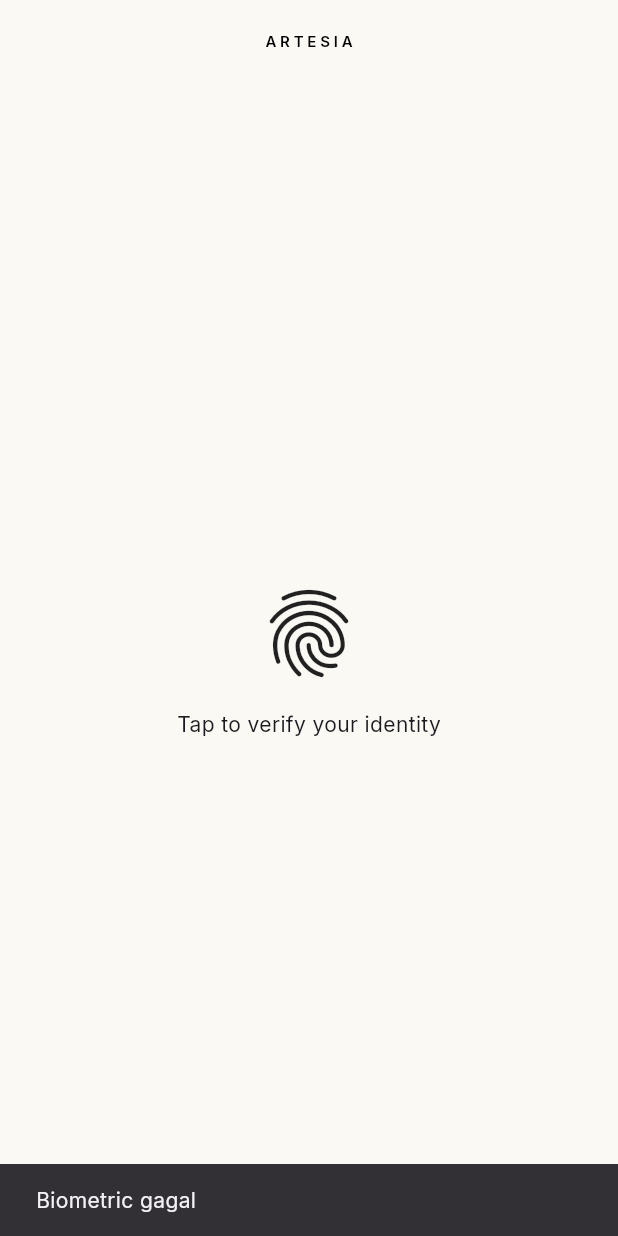
After one commit to jasmineirbah/artesia-aplikasi-art-gallery, a Flutter app: the BiometricPage screen opened directly, after a tap on "Tap to verify your identity", on a phone screen of 412 x 824 dp. The commit adds this screen. Run offline on Flutter 3.47's test engine with Material 3 defaults, Android fonts, the phone set to English and light mode, and no system bars; our stand-ins replace google_fonts, local_auth, sensors_plus, shared_preferences, sqflite; accounts and stored records are empty.

Commit message:
add biometric

```diff
--- a/lib/main.dart
+++ b/lib/main.dart
@@ -16,13 +16,13 @@ class MyApp extends StatelessWidget {
       title: 'Artesia',
       debugShowCheckedModeBanner: false,
 
-      // 🔥 THEME
+      // THEME
       theme: AppTheme.lightTheme,
 
-      // 🔥 HALAMAN AWAL
+      // HALAMAN AWAL
       initialRoute: '/login',
 
-      // 🔥 ROUTES (INI YANG KAMU TANYAIN)
+      //
       routes: {
         '/login': (context) => const LoginPage(),
         '/home': (context) => const MainPage(),
--- a/lib/models/user_model.dart
+++ b/lib/models/user_model.dart
@@ -5,6 +5,7 @@ class UserModel {
     required this.passwordHash,
     required this.createdAt,
     this.lastLoginAt,
+    this.profileImage,
   });
 
   final int? id;
@@ -12,6 +13,7 @@ class UserModel {
   final String passwordHash;
   final DateTime createdAt;
   final DateTime? lastLoginAt;
+  final String? profileImage;
 
   UserModel copyWith({
     int? id,
@@ -19,6 +21,7 @@ class UserModel {
     String? passwordHash,
     DateTime? createdAt,
     DateTime? lastLoginAt,
+    String? profileImage,
   }) {
     return UserModel(
       id: id ?? this.id,
@@ -26,6 +29,7 @@ class UserModel {
       passwordHash: passwordHash ?? this.passwordHash,
       createdAt: createdAt ?? this.createdAt,
       lastLoginAt: lastLoginAt ?? this.lastLoginAt,
+      profileImage: profileImage ?? this.profileImage,
     );
   }
 
@@ -36,6 +40,7 @@ class UserModel {
       'password_hash': passwordHash,
       'created_at': createdAt.toIso8601String(),
       'last_login_at': lastLoginAt?.toIso8601String(),
+      'profile_image': profileImage,
     };
   }
 
@@ -50,6 +55,7 @@ class UserModel {
       lastLoginAt: lastLoginValue == null
           ? null
           : DateTime.parse(lastLoginValue),
+      profileImage: map['profile_image'] as String?,
     );
   }
 }
--- /dev/null
+++ b/lib/services/session_service.dart
@@ -0,0 +1,20 @@
+import 'package:shared_preferences/shared_preferences.dart';
+
+class SessionService {
+  static const _userKey = 'logged_in_user';
+
+  Future<void> saveUser(String username) async {
+    final prefs = await SharedPreferences.getInstance();
+    await prefs.setString(_userKey, username);
+  }
+
+  Future<String?> getUser() async {
+    final prefs = await SharedPreferences.getInstance();
+    return prefs.getString(_userKey);
+  }
+
+  Future<void> clear() async {
+    final prefs = await SharedPreferences.getInstance();
+    await prefs.remove(_userKey);
+  }
+}
--- /dev/null
+++ b/lib/views/auth/biometric_page.dart
@@ -0,0 +1,65 @@
+import 'package:flutter/material.dart';
+import '../../controllers/auth_controller.dart';
+import '../main/main_page.dart';
+import '../../widgets/app_logo.dart';
+
+class BiometricPage extends StatefulWidget {
+  const BiometricPage({super.key});
+
+  @override
+  State<BiometricPage> createState() => _BiometricPageState();
+}
+
+class _BiometricPageState extends State<BiometricPage> {
+  final AuthController _authController = AuthController();
+
+  @override
+  Widget build(BuildContext context) {
+    return Scaffold(
+      backgroundColor: const Color(0xFFFBF9F4),
+
+      appBar: AppBar(
+        backgroundColor: Colors.transparent,
+        elevation: 0,
+        centerTitle: true,
+        title: const AppLogo(),
+      ),
+
+      body: Center(
+        child: GestureDetector(
+          onTap: () async {
+            print("CLICKED BIOMETRIC");
+
+            bool success = await _authController.loginWithBiometric();
+
+            print("RESULT: $success");
+
+            if (success) {
+              Navigator.pushReplacement(
+                context,
+                MaterialPageRoute(builder: (_) => const MainPage()),
+              );
+            } else {
+              ScaffoldMessenger.of(context).showSnackBar(
+                const SnackBar(
+                  content: Text("Biometric gagal"),
+                ),
+              );
+            }
+          },
+          child: Column(
+            mainAxisSize: MainAxisSize.min,
+            children: const [
+              Icon(Icons.fingerprint, size: 70),
+              SizedBox(height: 16),
+              Text(
+                "Tap to verify your identity",
+                style: TextStyle(fontSize: 14),
+              ),
+            ],
+          ),
+        ),
+      ),
+    );
+  }
+}
--- a/pubspec.yaml
+++ b/pubspec.yaml
@@ -35,6 +35,9 @@ dependencies:
   crypto: ^3.0.7
   intl: ^0.18.0
   sensors_plus: ^4.0.2
+  local_auth: ^2.1.8
+  shared_preferences: ^2.2.2
+  image_picker: ^1.0.7
 
   # The following adds the Cupertino Icons font to your application.
   # Use with the CupertinoIcons class for iOS style icons.
```
Also changed, not shown: lib/controllers/auth_controller.dart (+54 -48 lines), lib/services/biometric_service.dart (added, +32 -0 lines), lib/services/database_service.dart (+20 -2 lines), lib/views/auth/login_page.dart (+4 -3 lines), pubspec.lock, 7 other files.
